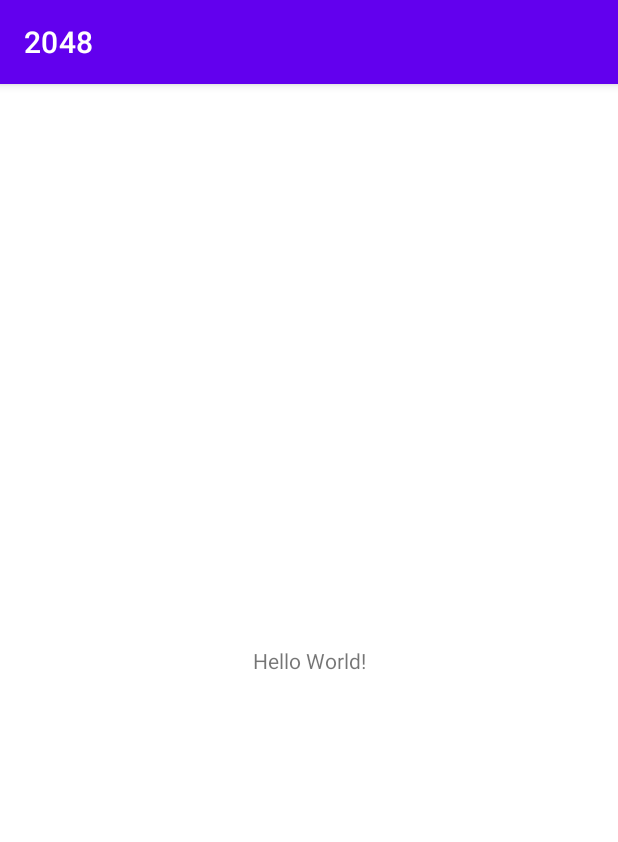
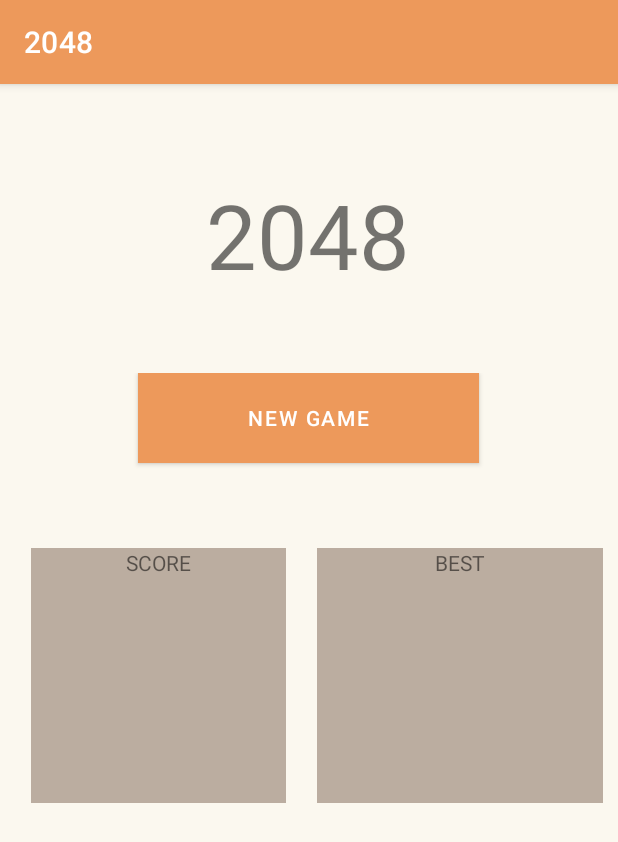
Before and after one commit to jvandrie13/2048, an Android app: the screen it shows after launch (MainActivity), on a phone screen of 412 x 824 dp. Shown: the top 842 px of the screen. Run offline under Robolectric (Android 15) with nearby library versions, the phone set to English and light mode, and no system bars.

Commit message:
home screen

```diff
--- a/app/src/main/res/layout/activity_main.xml
+++ b/app/src/main/res/layout/activity_main.xml
@@ -4,15 +4,98 @@
     xmlns:tools="http://schemas.android.com/tools"
     android:layout_width="match_parent"
     android:layout_height="match_parent"
+    android:background="#FBF8EF"
     tools:context=".MainActivity">
 
-    <TextView
-        android:layout_width="wrap_content"
-        android:layout_height="wrap_content"
-        android:text="Hello World!"
-        app:layout_constraintBottom_toBottomOf="parent"
-        app:layout_constraintEnd_toEndOf="parent"
-        app:layout_constraintStart_toStartOf="parent"
-        app:layout_constraintTop_toTopOf="parent" />
+    <LinearLayout
+        android:layout_width="411dp"
+        android:layout_height="732dp"
+        android:orientation="vertical"
+        tools:layout_editor_absoluteX="0dp"
+        tools:layout_editor_absoluteY="-3dp">
+
+        <Space
+            android:layout_width="match_parent"
+            android:layout_height="60dp" />
+
+        <TextView
+            android:id="@+id/textView"
+            android:layout_width="match_parent"
+            android:layout_height="wrap_content"
+            android:text="2048"
+            android:textAlignment="center"
+            android:textSize="60sp" />
+
+        <Space
+            android:layout_width="match_parent"
+            android:layout_height="52dp" />
+
+        <LinearLayout
+            android:layout_width="match_parent"
+            android:layout_height="69dp"
+            android:orientation="horizontal">
+
+            <Space
+                android:layout_width="wrap_content"
+                android:layout_height="60dp"
+                android:layout_weight="1" />
+
+            <Button
+                android:id="@+id/button5"
+                android:layout_width="227dp"
+                android:layout_height="60dp"
+                android:background="#ED995C"
+                android:text="New Game" />
+
+            <Space
+                android:layout_width="wrap_content"
+                android:layout_height="60dp"
+                android:layout_weight="1" />
+
+        </LinearLayout>
+
+        <Space
+            android:layout_width="match_parent"
+            android:layout_height="47dp" />
+
+        <LinearLayout
+            android:layout_width="423dp"
+            android:layout_height="420dp"
+            android:orientation="horizontal">
+
+            <Space
+                android:layout_width="wrap_content"
+                android:layout_height="wrap_content"
+                android:layout_weight="1" />
+
+            <TextView
+                android:id="@+id/textView3"
+                android:layout_width="170dp"
+                android:layout_height="170dp"
+                android:background="#BBADA0"
+                android:text="SCORE"
+                android:textAlignment="center" />
+
+            <Space
+                android:layout_width="wrap_content"
+                android:layout_height="wrap_content"
+                android:layout_weight="1" />
+
+            <TextView
+                android:id="@+id/textView2"
+                android:layout_width="170dp"
+                android:layout_height="170dp"
+                android:layout_weight="1"
+                android:background="#BBADA0"
+                android:text="BEST"
+                android:textAlignment="center" />
+
+            <Space
+                android:layout_width="wrap_content"
+                android:layout_height="wrap_content"
+                android:layout_weight="1" />
+        </LinearLayout>
+
+    </LinearLayout>
 
 </androidx.constraintlayout.widget.ConstraintLayout>
--- /dev/null
+++ b/app/src/main/res/layout/game.xml
@@ -0,0 +1,6 @@
+<?xml version="1.0" encoding="utf-8"?>
+<androidx.constraintlayout.widget.ConstraintLayout xmlns:android="http://schemas.android.com/apk/res/android"
+    android:layout_width="match_parent"
+    android:layout_height="match_parent">
+
+</androidx.constraintlayout.widget.ConstraintLayout>
--- a/app/src/main/res/values/colors.xml
+++ b/app/src/main/res/values/colors.xml
@@ -1,7 +1,7 @@
 <?xml version="1.0" encoding="utf-8"?>
 <resources>
     <color name="purple_200">#FFBB86FC</color>
-    <color name="purple_500">#FF6200EE</color>
+    <color name="purple_500">#ed995b</color>
     <color name="purple_700">#FF3700B3</color>
     <color name="teal_200">#FF03DAC5</color>
     <color name="teal_700">#FF018786</color>
```
